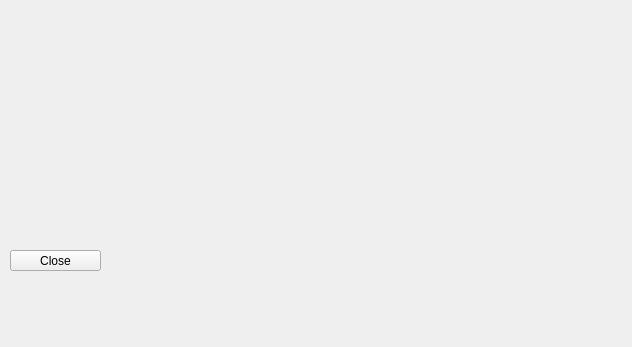
First picture: the form in Washing_Machine_Monitor/mainwindow.ui, repository ivandkhn/laundry-monitoring, before the edit.
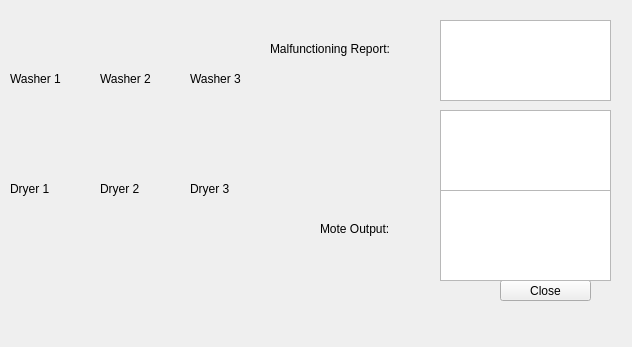
Second picture: the form after the edit. Icons and pictures are not drawn.

Commit message: Implemented washer,dryer identification ability and malfunctioning ability

Patch:
```diff
--- a/Washing_Machine_Monitor/mainwindow.ui
+++ b/Washing_Machine_Monitor/mainwindow.ui
@@ -20,8 +20,8 @@
    <widget class="QPushButton" name="pushButton">
     <property name="geometry">
      <rect>
-      <x>10</x>
-      <y>250</y>
+      <x>500</x>
+      <y>280</y>
       <width>91</width>
       <height>21</height>
      </rect>
@@ -33,6 +33,218 @@
      <string>Close</string>
     </property>
    </widget>
+   <widget class="QLabel" name="label">
+    <property name="geometry">
+     <rect>
+      <x>320</x>
+      <y>220</y>
+      <width>111</width>
+      <height>17</height>
+     </rect>
+    </property>
+    <property name="text">
+     <string>Mote Output:</string>
+    </property>
+   </widget>
+   <widget class="QTextEdit" name="textEdit">
+    <property name="geometry">
+     <rect>
+      <x>440</x>
+      <y>190</y>
+      <width>171</width>
+      <height>91</height>
+     </rect>
+    </property>
+   </widget>
+   <widget class="QTextEdit" name="textEdit_2">
+    <property name="geometry">
+     <rect>
+      <x>440</x>
+      <y>110</y>
+      <width>171</width>
+      <height>81</height>
+     </rect>
+    </property>
+   </widget>
+   <widget class="QLabel" name="machine1">
+    <property name="geometry">
+     <rect>
+      <x>20</x>
+      <y>100</y>
+      <width>41</width>
+      <height>41</height>
+     </rect>
+    </property>
+    <property name="text">
+     <string/>
+    </property>
+   </widget>
+   <widget class="QLabel" name="label_2">
+    <property name="geometry">
+     <rect>
+      <x>10</x>
+      <y>70</y>
+      <width>61</width>
+      <height>17</height>
+     </rect>
+    </property>
+    <property name="text">
+     <string>Washer 1</string>
+    </property>
+   </widget>
+   <widget class="QLabel" name="label_3">
+    <property name="geometry">
+     <rect>
+      <x>100</x>
+      <y>70</y>
+      <width>61</width>
+      <height>17</height>
+     </rect>
+    </property>
+    <property name="text">
+     <string>Washer 2</string>
+    </property>
+   </widget>
+   <widget class="QLabel" name="machine2">
+    <property name="geometry">
+     <rect>
+      <x>110</x>
+      <y>100</y>
+      <width>41</width>
+      <height>41</height>
+     </rect>
+    </property>
+    <property name="text">
+     <string/>
+    </property>
+   </widget>
+   <widget class="QLabel" name="label_4">
+    <property name="geometry">
+     <rect>
+      <x>190</x>
+      <y>70</y>
+      <width>71</width>
+      <height>17</height>
+     </rect>
+    </property>
+    <property name="text">
+     <string>Washer 3</string>
+    </property>
+   </widget>
+   <widget class="QLabel" name="machine3">
+    <property name="geometry">
+     <rect>
+      <x>200</x>
+      <y>100</y>
+      <width>41</width>
+      <height>41</height>
+     </rect>
+    </property>
+    <property name="text">
+     <string/>
+    </property>
+   </widget>
+   <widget class="QLabel" name="label_5">
+    <property name="geometry">
+     <rect>
+      <x>190</x>
+      <y>180</y>
+      <width>71</width>
+      <height>17</height>
+     </rect>
+    </property>
+    <property name="text">
+     <string>Dryer 3</string>
+    </property>
+   </widget>
+   <widget class="QLabel" name="label_6">
+    <property name="geometry">
+     <rect>
+      <x>100</x>
+      <y>180</y>
+      <width>61</width>
+      <height>17</height>
+     </rect>
+    </property>
+    <property name="text">
+     <string>Dryer 2</string>
+    </property>
+   </widget>
+   <widget class="QLabel" name="machine4">
+    <property name="geometry">
+     <rect>
+      <x>20</x>
+      <y>210</y>
+      <width>41</width>
+      <height>41</height>
+     </rect>
+    </property>
+    <property name="text">
+     <string/>
+    </property>
+   </widget>
+   <widget class="QLabel" name="machine6">
+    <property name="geometry">
+     <rect>
+      <x>200</x>
+      <y>210</y>
+      <width>41</width>
+      <height>41</height>
+     </rect>
+    </property>
+    <property name="text">
+     <string/>
+    </property>
+   </widget>
+   <widget class="QLabel" name="label_7">
+    <property name="geometry">
+     <rect>
+      <x>10</x>
+      <y>180</y>
+      <width>61</width>
+      <height>17</height>
+     </rect>
+    </property>
+    <property name="text">
+     <string>Dryer 1</string>
+    </property>
+   </widget>
+   <widget class="QLabel" name="machine5">
+    <property name="geometry">
+     <rect>
+      <x>110</x>
+      <y>210</y>
+      <width>41</width>
+      <height>41</height>
+     </rect>
+    </property>
+    <property name="text">
+     <string/>
+    </property>
+   </widget>
+   <widget class="QLabel" name="label_8">
+    <property name="geometry">
+     <rect>
+      <x>270</x>
+      <y>40</y>
+      <width>161</width>
+      <height>17</height>
+     </rect>
+    </property>
+    <property name="text">
+     <string>Malfunctioning Report:</string>
+    </property>
+   </widget>
+   <widget class="QTextEdit" name="textEdit_malfunc">
+    <property name="geometry">
+     <rect>
+      <x>440</x>
+      <y>20</y>
+      <width>171</width>
+      <height>81</height>
+     </rect>
+    </property>
+   </widget>
   </widget>
  </widget>
  <layoutdefault spacing="6" margin="11"/>
```
The commit also changes 4 other files.
